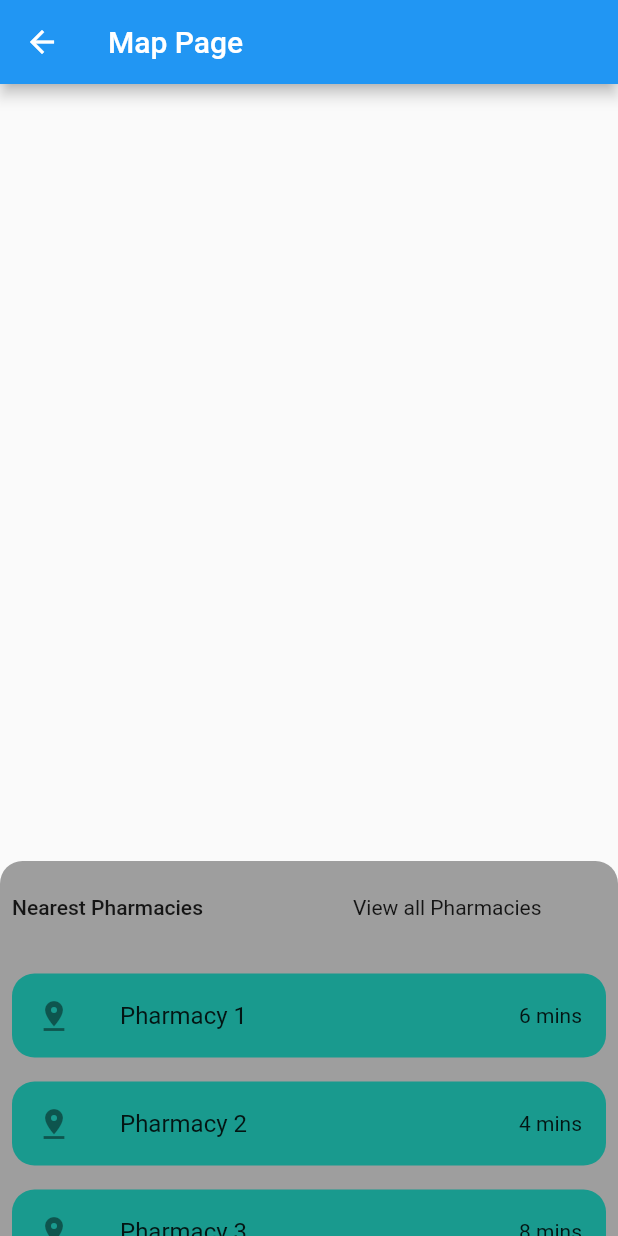
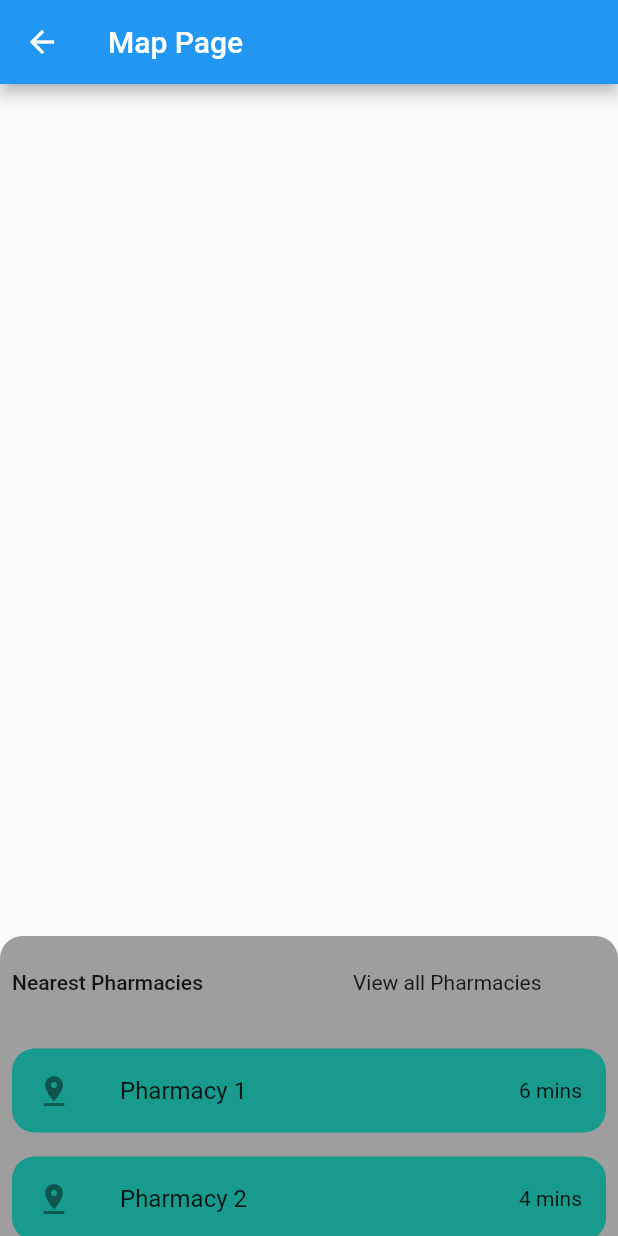
Before and after one commit to YaraShehadeh/pharma_ease, a Flutter app: the screen it shows after launch, on a phone screen of 412 x 824 dp. Run offline on Flutter 3.47's test engine with Material 2 defaults, Android fonts, the phone set to English and light mode, and no system bars.

Commit message:
modified bottom sheet height

```diff
--- a/lib/src/ui/screens/map_page.dart
+++ b/lib/src/ui/screens/map_page.dart
@@ -52,8 +52,8 @@ class _MapPageState extends State<MapPage> {
   }
 
   Widget buildBottomSheetContent(BuildContext context) {
-    return Container(
-      height: 250, // Set a finite height for the BottomSheet content
+    return SizedBox(
+      height: 200, // Set a finite height for the BottomSheet content
       child: Column(
         children: <Widget>[
           SizedBox(height: 15,),
```
